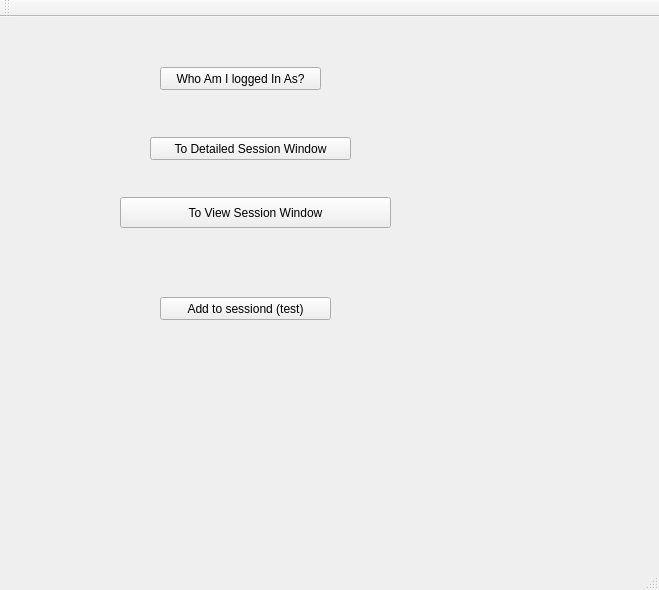
This is StudyMeet/studymeet.ui in DanielCChavez/StudyMeet as Qt 5 draws it before an edit. The edited form follows.
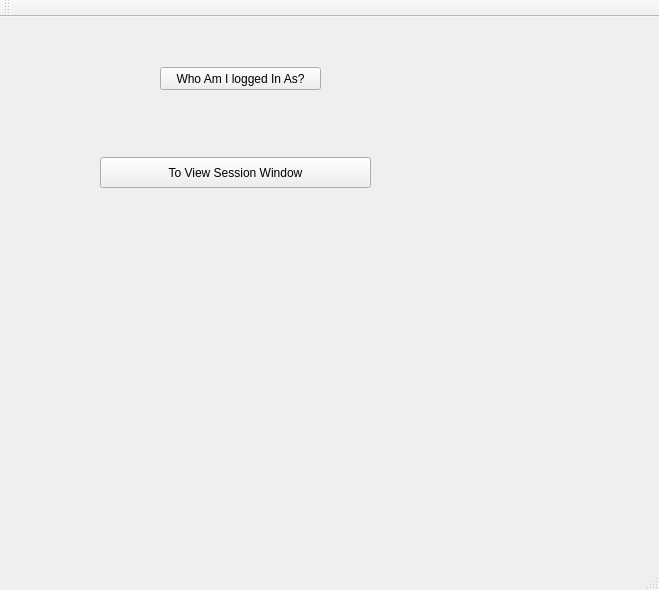
This is the edited form.

```diff
--- a/StudyMeet/studymeet.ui
+++ b/StudyMeet/studymeet.ui
@@ -14,24 +14,11 @@
    <string>StudyMeet</string>
   </property>
   <widget class="QWidget" name="centralWidget">
-   <widget class="QPushButton" name="toDSWButton">
-    <property name="geometry">
-     <rect>
-      <x>150</x>
-      <y>120</y>
-      <width>201</width>
-      <height>23</height>
-     </rect>
-    </property>
-    <property name="text">
-     <string>To Detailed Session Window</string>
-    </property>
-   </widget>
    <widget class="QPushButton" name="toVSWButton">
     <property name="geometry">
      <rect>
-      <x>120</x>
-      <y>180</y>
+      <x>100</x>
+      <y>140</y>
       <width>271</width>
       <height>31</height>
      </rect>
@@ -40,19 +27,6 @@
      <string>To View Session Window</string>
     </property>
    </widget>
-   <widget class="QPushButton" name="addToSessionsButton">
-    <property name="geometry">
-     <rect>
-      <x>160</x>
-      <y>280</y>
-      <width>171</width>
-      <height>23</height>
-     </rect>
-    </property>
-    <property name="text">
-     <string>Add to sessiond (test)</string>
-    </property>
-   </widget>
    <widget class="QPushButton" name="loggedInAsButton">
     <property name="geometry">
      <rect>
```
